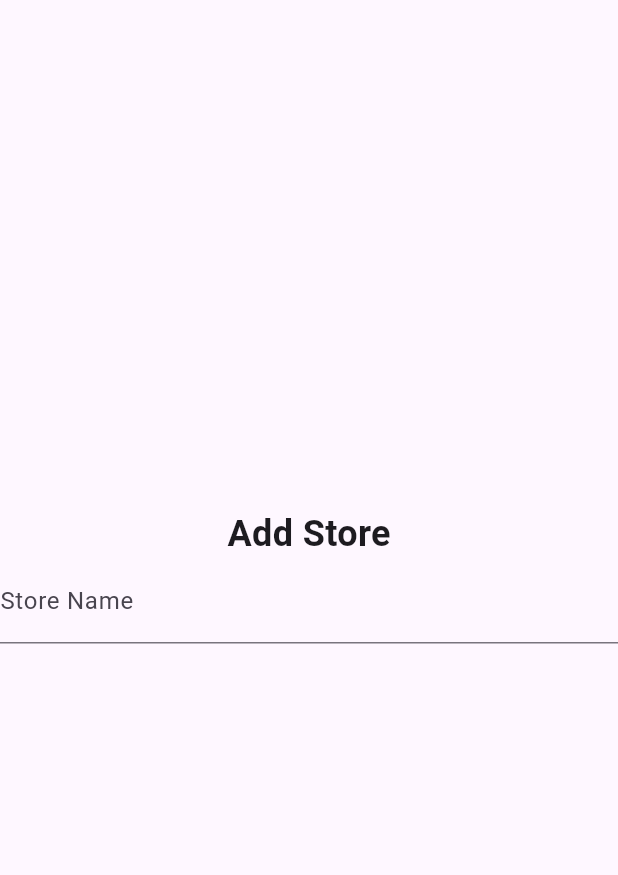
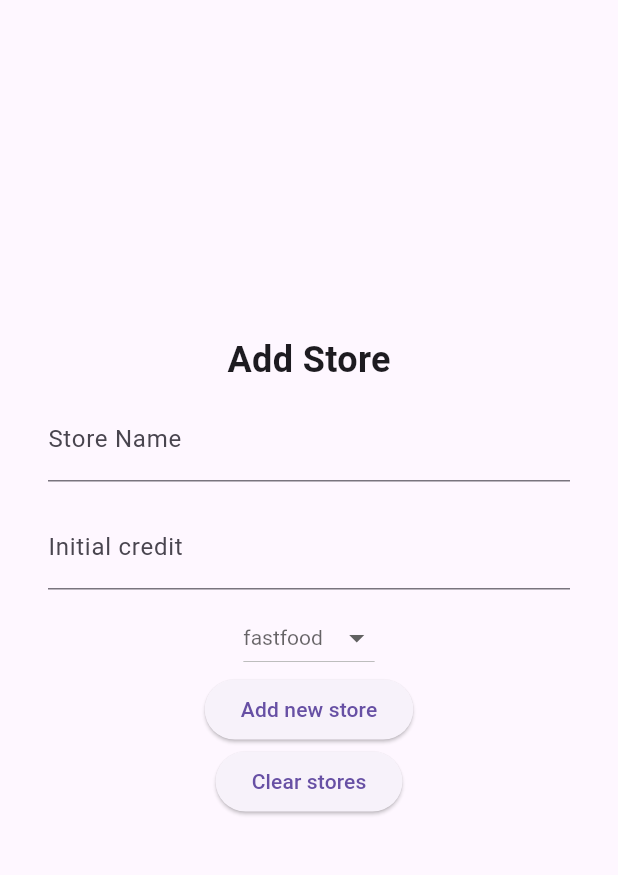
Before and after one commit to mperisse27/OnlyTwoRupees, a Flutter app: the screen it shows after launch, after a tap on the "add" icon, on a phone screen of 412 x 824 dp, the part 84-959 px from its top. Run offline on Flutter 3.47's test engine with Material 3 defaults, Android fonts, the phone set to English and light mode, and no system bars; our stand-ins replace flutter_secure_storage, go_router.

Commit message:
feat: all

```diff
--- a/only_two_rupees/lib/main.dart
+++ b/only_two_rupees/lib/main.dart
@@ -1,6 +1,7 @@
 import 'package:flutter/material.dart';
 import 'package:go_router/go_router.dart';
 import 'package:only_two_rupees/screens/add_store.dart';
+import 'package:only_two_rupees/screens/store_details.dart';
 import 'package:only_two_rupees/screens/store_list.dart';
 
 void main() {
@@ -28,9 +29,9 @@ final GoRouter _router = GoRouter(
       },
       routes: <RouteBase>[
         GoRoute(
-          path: 'details',
+          path: 'details/:id',
           builder: (BuildContext context, GoRouterState state) {
-            return const StoreListPage();
+            return const StoreDetailsPage();
           },
         ),
         GoRoute(
--- a/only_two_rupees/lib/screens/add_store.dart
+++ b/only_two_rupees/lib/screens/add_store.dart
@@ -1,14 +1,20 @@
 import 'package:flutter/material.dart';
+import 'package:only_two_rupees/types/store.dart';
+import 'package:only_two_rupees/utils/secure_storage_manager.dart';
+import 'package:uuid/uuid.dart';
 
 class AddStorePage extends StatefulWidget {
   const AddStorePage({super.key});
 
   @override
-  State<AddStorePage> createState() => _StoreListPageState();
+  State<AddStorePage> createState() => _AddStorePageState();
 }
 
-class _StoreListPageState extends State<AddStorePage> {
-  String storeName = '';
+class _AddStorePageState extends State<AddStorePage> {
+  final _formKey = GlobalKey<FormState>();
+  final _nameController = TextEditingController();
+  final _creditController = TextEditingController();
+  StoreType _storeType = StoreType.fastfood;
 
   @override
   Widget build(BuildContext context) {
@@ -18,27 +24,92 @@ class _StoreListPageState extends State<AddStorePage> {
           backgroundColor: Colors.green,
         ),
         body: Form(
+          key: _formKey,
           child: Column(
             mainAxisAlignment: MainAxisAlignment.center,
             children: <Widget>[
-            Text(
+              const Text(
                 'Add Store',
                 style: TextStyle(
                   fontSize: 24,
                   fontWeight: FontWeight.bold,
                 ),
               ),
-            TextField(
+              Padding(
+                padding:
+                    const EdgeInsets.symmetric(horizontal: 32, vertical: 8),
+                child: TextFormField(
+                  controller: _nameController,
                   decoration: const InputDecoration(
                     labelText: 'Store Name',
                   ),
-              onChanged: (value) => setState(() {
-                storeName = value;
+                  validator: (value) {
+                    if (value == null || value.isEmpty) {
+                      return 'Please enter a valid name';
+                    }
+                    return null;
+                  },
+                ),
+              ),
+              Padding(
+                padding:
+                    const EdgeInsets.symmetric(horizontal: 32, vertical: 8),
+                child: TextFormField(
+                  controller: _creditController,
+                  decoration: const InputDecoration(
+                    labelText: 'Initial credit',
+                  ),
+                  validator: (value) {
+                    if (value == null || value.isEmpty) {
+                      return 'Please enter a valid number';
+                    }
+                    try {
+                      int.parse(value);
+                      return (int.parse(value) >= 0
+                          ? null
+                          : 'Please enter a positive number');
+                    } catch (e) {
+                      return 'Please enter a valid number';
+                    }
+                  },
+                ),
+              ),
+              DropdownButton(
+                style: const TextStyle(color: Colors.black),
+                hint: Text(_storeType.name),
+                items: StoreType.values
+                    .map((e) => DropdownMenuItem(
+                          value: e,
+                          child: Text(e.name),
+                        ))
+                    .toList(),
+                onChanged: (e) => setState(() {
+                  _storeType = e as StoreType;
                 }),
+              ),
+              ElevatedButton(
+                onPressed: () {
+                  if (_formKey.currentState!.validate()) {
+                    // ScaffoldMessenger.of(context).showSnackBar(
+                    //   SnackBar(content: Text('Processing Data')),
+                    // );
+                    SecureStorageManager.addNewStoreToList(Store(
+                        const Uuid().v4(),
+                        _nameController.text,
+                        int.parse(_creditController.text),
+                        _storeType));
+                  }
+                },
+                child: const Text('Add new store'),
+              ),
+              ElevatedButton(
+                onPressed: () {
+                  SecureStorageManager.clearAllStores();
+                },
+                child: const Text('Clear stores'),
               ),
             ],
           ),
-      )
-    );
+        ));
   }
 }
--- a/only_two_rupees/lib/screens/store_list.dart
+++ b/only_two_rupees/lib/screens/store_list.dart
@@ -15,7 +15,7 @@ class _StoreListPageState extends State<StoreListPage> {
   List<Store> storeList = [];
 
   void loadStoreList() async {
-    var newStores = await SecureStorageManager.readStoreList('storeList');
+    var newStores = await SecureStorageManager.readStoreList();
     setState(() {
       storeList = newStores;
     });
@@ -34,22 +34,18 @@ class _StoreListPageState extends State<StoreListPage> {
       appBar: AppBar(
         title: const Text('OnlyTwoRupees'),
         backgroundColor: Colors.blue,
+        actions: [
+          IconButton(onPressed: loadStoreList, icon: const Icon(Icons.refresh)),
+        ],
       ),
       body: ListView(
-        children: <Widget>[
-          ListTile(
-            title: const Text('Store 0'),
-            onTap: () {
-              // Navigator.of(context).pushNamed('/details');
-            },
-          ),
-          ListTile(
-            title: const Text('Store 2'),
-            onTap: () {
-              // Navigator.of(context).pushNamed('/details');
-            },
-          ),
-        ],
+        children: storeList.map((store) => ListTile(
+          title: Text(store.name),
+          subtitle: Text('Credit: ${store.credit}'),
+          onTap: () {
+            context.go('/details/${store.uuid}');
+          },
+        )).toList(),
       ),
       floatingActionButton: FloatingActionButton(
         onPressed: () => context.go('/add'),
--- a/only_two_rupees/lib/types/store.dart
+++ b/only_two_rupees/lib/types/store.dart
@@ -1,8 +1,19 @@
+enum StoreType {
+  laundry,
+  fastfood,
+  restaurant,
+  groceries,
+  clothes
+}
+
 class Store {
+  String uuid;
   String name;
   int credit;
+  StoreType storeType;
 
-  Store(this.name, this.credit);
+
+  Store(this.uuid, this.name, this.credit, this.storeType);
 
   void clearReduction() {
     credit = 0;
@@ -10,15 +21,19 @@ class Store {
 
   factory Store.fromMap(Map<String, dynamic> map) {
     return Store(
+      map['uuid'],
       map['name'],
       map['credit'],
+      StoreType.values[map['storeType']],
     );
   }
 
   Map<String, dynamic> toMap() {
     return {
+      'uuid': uuid,
       'name': name,
       'credit': credit,
+      'storeType': storeType.index,
     };
   }
 }
--- a/only_two_rupees/lib/utils/secure_storage_manager.dart
+++ b/only_two_rupees/lib/utils/secure_storage_manager.dart
@@ -6,14 +6,37 @@ import 'package:only_two_rupees/types/store.dart';
 class SecureStorageManager {
   static const FlutterSecureStorage _storage = FlutterSecureStorage();
 
-  static Future<List<Store>> readStoreList(String key) async {
+  static Future<List<Store>> readStoreList() async {
     var storeList = await _storage.read(key: 'storeList') ?? "[]";
     final List<dynamic> storeListMap = json.decode(storeList);
     return storeListMap.map((map) => Store.fromMap(map)).toList();
   }
 
-  static Future<void> writeStoreList(String key, List<Store> storeList) async {
+  static Future<void> writeStoreList(List<Store> storeList) async {
     var storeListMap = storeList.map((store) => store.toMap()).toList();
     await _storage.write(key: 'storeList', value: json.encode(storeListMap));
   }
+
+  static Future<void> addNewStoreToList(Store newStore) async {
+    print(newStore);
+    var storeList = await readStoreList();
+    storeList.add(newStore);
+    await writeStoreList(storeList);
+  }
+
+  static Future<void> editStore(Store storeToEdit) async {
+    var storeList = await readStoreList();
+    storeList = storeList.map((s) {
+      if (s.uuid == storeToEdit.uuid) {
+        return Store(s.uuid, storeToEdit.name, storeToEdit.credit,
+            storeToEdit.storeType);
+      }
+      return s;
+    }).toList();
+    await writeStoreList(storeList);
+  }
+
+  static Future<void> clearAllStores() async {
+    await writeStoreList([]);
+  }
 }
--- a/only_two_rupees/pubspec.yaml
+++ b/only_two_rupees/pubspec.yaml
@@ -37,6 +37,7 @@ dependencies:
   cupertino_icons: ^1.0.8
   go_router: ^14.8.1
   flutter_secure_storage: ^9.2.4
+  uuid: ^3.0.6
 
 dev_dependencies:
   flutter_test:
@@ -64,7 +65,8 @@ flutter:
   # assets:
   #   - images/a_dot_burr.jpeg
   #   - images/a_dot_ham.jpeg
-
+  assets:
+    - assets/images/
   # An image asset can refer to one or more resolution-specific "variants", see
   # https://flutter.dev/to/resolution-aware-images
 
```
Also changed, not shown: only_two_rupees/lib/screens/store_details.dart (added, +112 -0 lines), only_two_rupees/assets/images/clothes.png (renamed from only_two_rupees/assets/images/casual-t-shirt-.png), only_two_rupees/assets/images/fastfood.png (renamed from only_two_rupees/assets/images/burger.png), only_two_rupees/assets/images/groceries.png (renamed from only_two_rupees/assets/images/grocery-store.png). Lines whose indentation alone changed are shown as unchanged.
